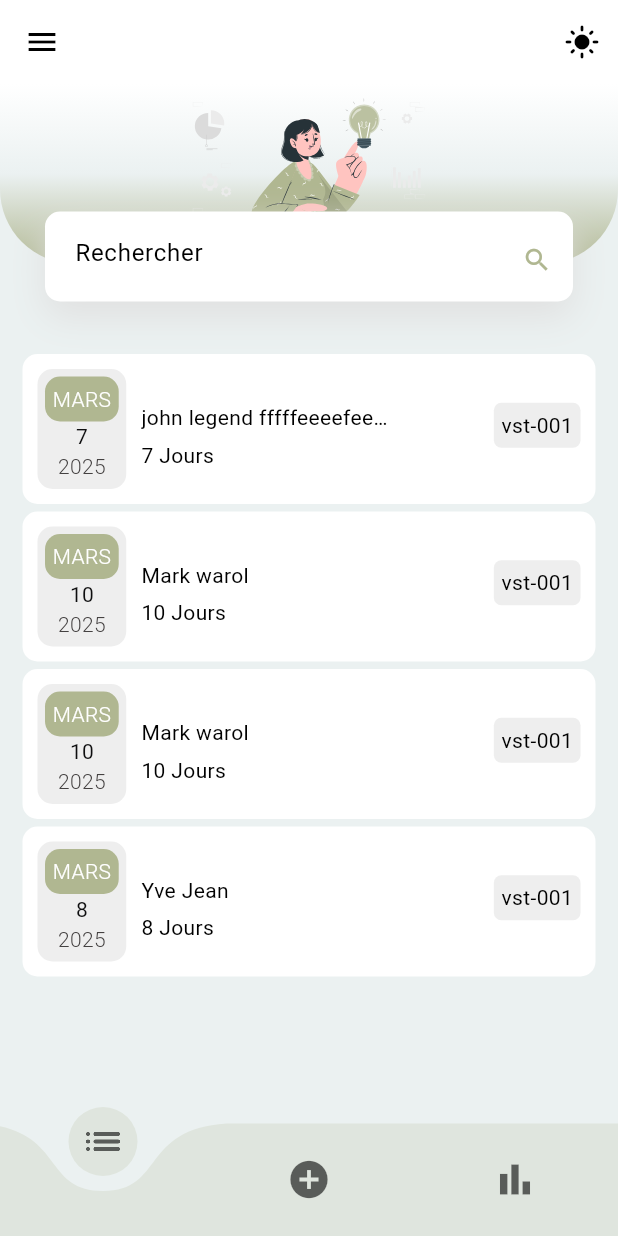
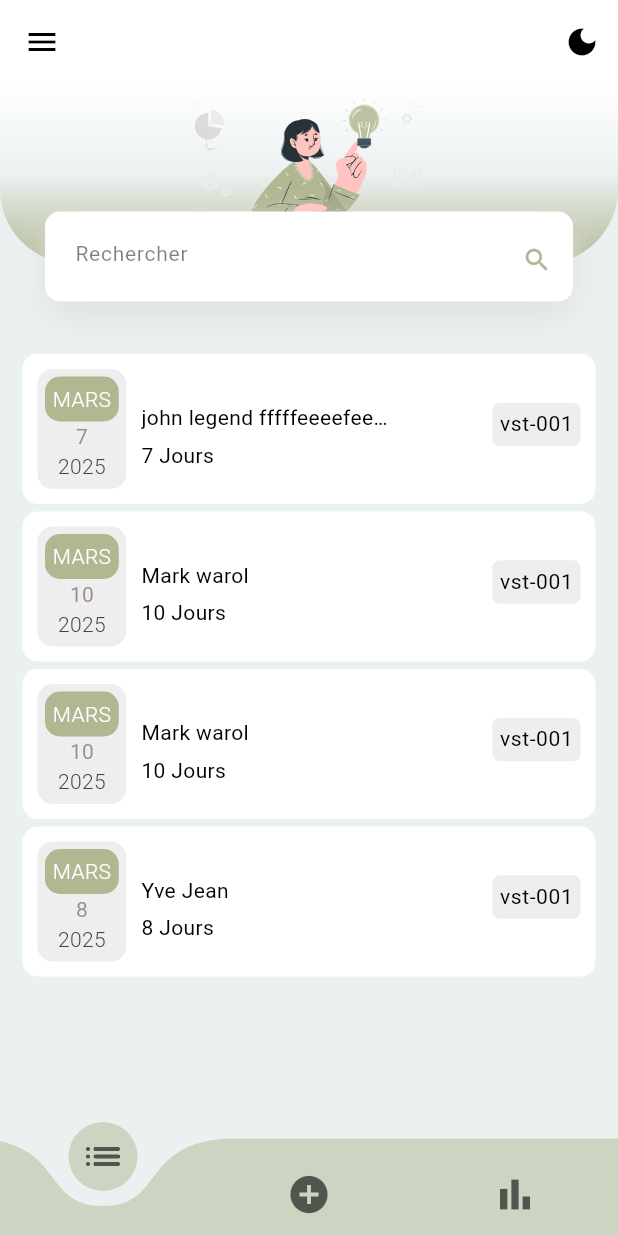
Before and after one commit to sylvio-jerry/visiteo, a Flutter app: the screen it shows after launch, on a phone screen of 412 x 824 dp. Run offline on Flutter 3.47's test engine with Material 3 defaults, Android fonts, the phone set to English and light mode, and no system bars; drawn by our look-alikes of curved_navigation_bar; our stand-ins replace flutter_svg, get, smooth_page_indicator.

Commit message:
frontend done

```diff
--- a/lib/app/modules/home/views/home_view.dart
+++ b/lib/app/modules/home/views/home_view.dart
@@ -9,7 +9,7 @@ class HomeView extends GetView<HomeController> {
   @override
   Widget build(BuildContext context) {
     return Scaffold(
-      backgroundColor: AppColor.secondaryLight,
+      backgroundColor: Theme.of(context).colorScheme.secondary,
       appBar: AppBar(
         backgroundColor: Colors.white,
         elevation: 0,
@@ -21,16 +21,23 @@ class HomeView extends GetView<HomeController> {
           ),
         ),
         actions: [
-          IconButton(
-            onPressed: () {
-              controller.changeTheme();
-            },
-            icon: const Icon(Icons.light_mode, color: Colors.black),
-          )
+          //toogle theme
+          GetBuilder<HomeController>(builder: (state) {
+            return IconButton(
+              onPressed: () {
+                controller.toggleTheme();
+              },
+              icon: Icon(
+                state.isDarkMode.value ? Icons.light_mode : Icons.dark_mode,
+                color: Colors.black,
+              ),
+            );
+          })
         ],
       ),
       bottomNavigationBar: CurvedNavigationBar(
         index: controller.selectedIndex,
+        height: 65.0,
         items: [
           Icon(
             Icons.list_rounded,
@@ -48,8 +55,8 @@ class HomeView extends GetView<HomeController> {
             color: Colors.black.withOpacity(.6),
           )
         ],
-        backgroundColor: AppColor.secondaryLight,
-        color: AppColor.primaryLight.withOpacity(.2),
+        backgroundColor: Theme.of(context).colorScheme.secondary,
+        color: Theme.of(context).colorScheme.primary.withOpacity(.5),
         animationDuration: const Duration(milliseconds: 300),
         onTap: (index) => controller.handleBottomNav(index),
       ),
--- a/lib/app/modules/list/views/visitor_list_view.dart
+++ b/lib/app/modules/list/views/visitor_list_view.dart
@@ -14,7 +14,8 @@ class VisitorListView extends GetView<VisitorListController> {
     return Scaffold(
       // extendBody: true,
       // extendBodyBehindAppBar: true,
-      backgroundColor: AppColor.secondaryLight,
+      backgroundColor: Theme.of(context).colorScheme.secondary,
+      // backgroundColor: AppColor.secondaryLight,
       body: Column(
         children: [
           Container(
@@ -56,7 +57,9 @@ class VisitorListView extends GetView<VisitorListController> {
                       offset: const Offset(0, 10.0))
                 ],
                 borderRadius: BorderRadius.circular(10.0),
-                  color: Colors.white),
+                // color: Colors.white,
+                color: AppColor.white,
+              ),
               child: TextField(
                 decoration: InputDecoration(
                     suffixIcon: Icon(
@@ -65,7 +68,8 @@ class VisitorListView extends GetView<VisitorListController> {
                       size: 20.0,
                     ),
                     border: InputBorder.none,
-                    // hintStyle: TextStyle(color: Theme.of(context).hintColor),
+                    hintStyle: TextStyle(
+                        color: Theme.of(context).hintColor, fontSize: 14),
                     hintText: 'Rechercher'),
               ),
             ),
--- a/lib/app/modules/tarif/views/tarif_view.dart
+++ b/lib/app/modules/tarif/views/tarif_view.dart
@@ -12,7 +12,7 @@ class TarifView extends GetView<TarifController> {
   @override
   Widget build(BuildContext context) {
     return Scaffold(
-      backgroundColor: AppColor.secondaryLight,
+      backgroundColor: Theme.of(context).colorScheme.secondary,
       body: SingleChildScrollView(
         child: Column(
           // crossAxisAlignment: CrossAxisAlignment.start,
@@ -126,7 +126,6 @@ class TarifView extends GetView<TarifController> {
               ),
             ),
             const SizedBox(height: 50),
-
           ],
         ),
       ),
--- a/lib/app/widgets/visitor_item.dart
+++ b/lib/app/widgets/visitor_item.dart
@@ -11,12 +11,13 @@ class VisitorItem extends StatelessWidget {
   Widget build(BuildContext context) {
     return Container(
       width: Get.width,
-      // height: 90,
+      // height: 100,
       padding: const EdgeInsets.all(10.0),
       margin: const EdgeInsets.only(bottom: 5),
       decoration: BoxDecoration(
-          borderRadius: BorderRadius.circular(10.0),
-          color: AppColor.bodyColorLight),
+        borderRadius: BorderRadius.circular(10.0),
+        color: Theme.of(context).colorScheme.background,
+      ),
       child: Row(
         children: [
           //date box
@@ -82,13 +83,18 @@ class VisitorItem extends StatelessWidget {
                                 visitor.nom,
                                 overflow: TextOverflow.ellipsis,
                                 maxLines: 1,
+                                style: Theme.of(context).textTheme.bodyMedium,
                               ),
                             ),
                           ],
                         ),
                         Container(
-                            margin: const EdgeInsets.only(top: 5.0),
-                            child: Text("${visitor.nombreJour} Jours")),
+                          margin: const EdgeInsets.only(top: 5.0),
+                          child: Text(
+                            "${visitor.nombreJour} Jours",
+                            style: Theme.of(context).textTheme.bodyMedium,
+                          ),
+                        ),
                       ],
                     ),
                   ),
@@ -98,7 +104,10 @@ class VisitorItem extends StatelessWidget {
                     decoration: BoxDecoration(
                         borderRadius: BorderRadius.circular(5.0),
                         color: Colors.grey[200]),
-                    child: const Text("vst-001"),
+                    child: Text(
+                      "vst-001",
+                      style: Theme.of(context).textTheme.bodySmall,
+                    ),
                   ),
                 ],
               ),
--- a/lib/main.dart
+++ b/lib/main.dart
@@ -11,7 +11,6 @@ void main() {
       initialRoute: AppPages.INITIAL,
       getPages: AppPages.routes,
       theme: AppTheme.light,
-
       darkTheme: AppTheme.dark,
       themeMode: ThemeMode.light,
       debugShowCheckedModeBanner: false,
--- a/lib/themes/app_color.dart
+++ b/lib/themes/app_color.dart
@@ -1,18 +1,23 @@
 import 'package:flutter/material.dart';
 
 class AppColor {
-  static Color textColorLight = const Color(0xff9C9C9D);
-  static Color textColorDark = const Color.fromARGB(255, 15, 15, 15);
+  static Color textColorLight = const Color.fromARGB(255, 0, 0, 0);
+  static Color textColorDark = const Color.fromARGB(255, 255, 255, 255);
 
   static Color bodyColorLight = const Color(0xffffffff);
-  static Color bodyColorDark = const Color(0xff0E0E0F);
+  static Color bodyColorDark = const Color.fromARGB(160, 105, 76, 76);
 
-  static Color buttonBgColorLight = const Color(0xffF7F7F7);
-  static Color buttonBgColorDark = const Color.fromARGB(255, 39, 36, 36);
+  static Color buttonBgColorLight = const Color.fromARGB(255, 174, 219, 181);
+  static Color buttonBgColorDark = const Color(0xffF7F7F7);
 
   static Color primaryLight = const Color(0xffB0B791);
   static Color primaryDark = const Color(0xffA1A880);
 
   static Color secondaryLight = const Color(0xffEBF1F1);
-  static Color secondaryDark = const Color(0xffBEC3C7);
+  static Color secondaryDark = const Color.fromARGB(255, 199, 224, 201);
+
+  static Color white = const Color.fromARGB(255, 255, 255, 255);
+  static Color black = const Color.fromARGB(255, 0, 0, 0);
+
+  static Color hintStyleColor = Colors.black.withOpacity(.5);
 }
```
Also changed, not shown: lib/app/modules/formulaire/views/formulaire_view.dart (+9 -3 lines), lib/app/modules/home/controllers/home_controller.dart (+18 -2 lines), lib/app/widgets/custom_date_form_field.dart (+9 -2 lines), lib/app/widgets/custom_form_field.dart (+9 -2 lines), lib/app/widgets/tarif_information.dart (+8 -14 lines), lib/app/widgets/tarif_item.dart (+4 -3 lines), lib/themes/dark_theme.dart (+21 -7 lines), lib/themes/light_theme.dart (+19 -8 lines). Lines whose indentation alone changed are shown as unchanged.
